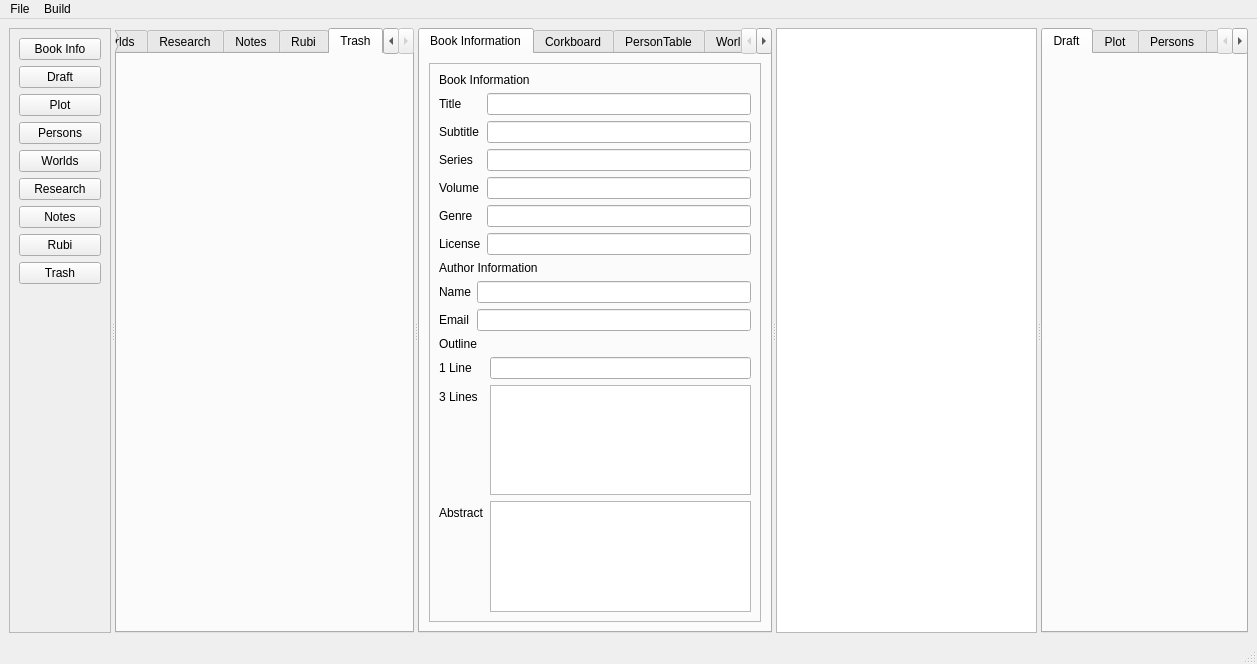
This is mainwindow.ui in NovelLab/sms-editor1 as Qt 5 draws it before an edit. The edited form follows.
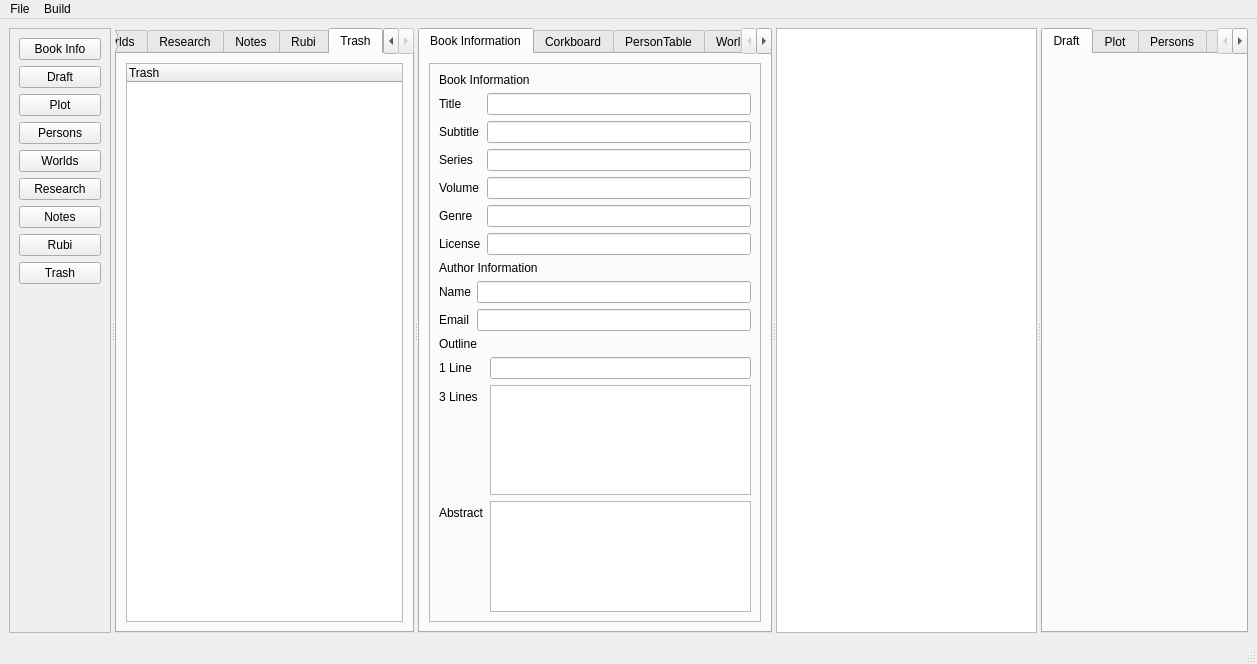
This is the edited form. The open tabs and pages were chosen to show the change. Custom widgets are drawn as their Qt base class.

Commit message: Add: trash tree to view changer.

The edit to the form file:
```diff
--- a/mainwindow.ui
+++ b/mainwindow.ui
@@ -457,6 +457,17 @@
         <attribute name="title">
          <string>Trash</string>
         </attribute>
+        <layout class="QVBoxLayout" name="verticalLayout_17">
+         <item>
+          <widget class="TrashTree" name="trashTreeView">
+           <column>
+            <property name="text">
+             <string>Trash</string>
+            </property>
+           </column>
+          </widget>
+         </item>
+        </layout>
        </widget>
       </widget>
       <widget class="QTabWidget" name="mainViewTab">
@@ -856,6 +867,11 @@
    <extends>QTableView</extends>
    <header>views/rubitableview.h</header>
   </customwidget>
+  <customwidget>
+   <class>TrashTree</class>
+   <extends>QTreeWidget</extends>
+   <header>views/trashtree.h</header>
+  </customwidget>
  </customwidgets>
  <resources/>
  <connections/>
```
The commit also changes 9 other files.
